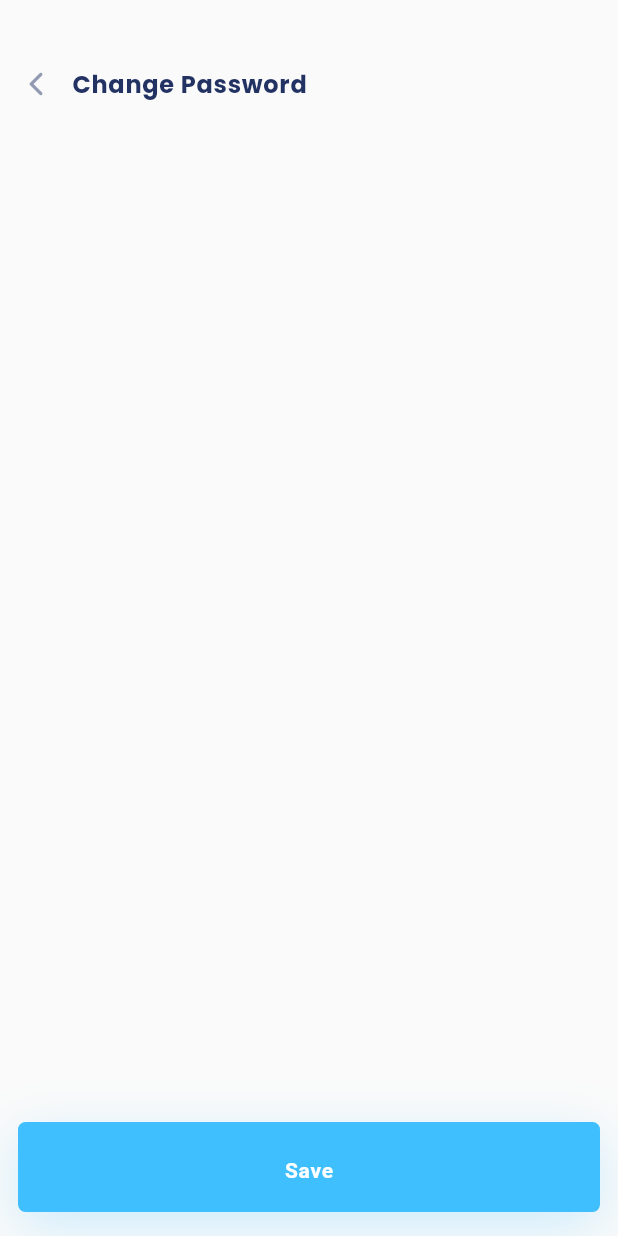
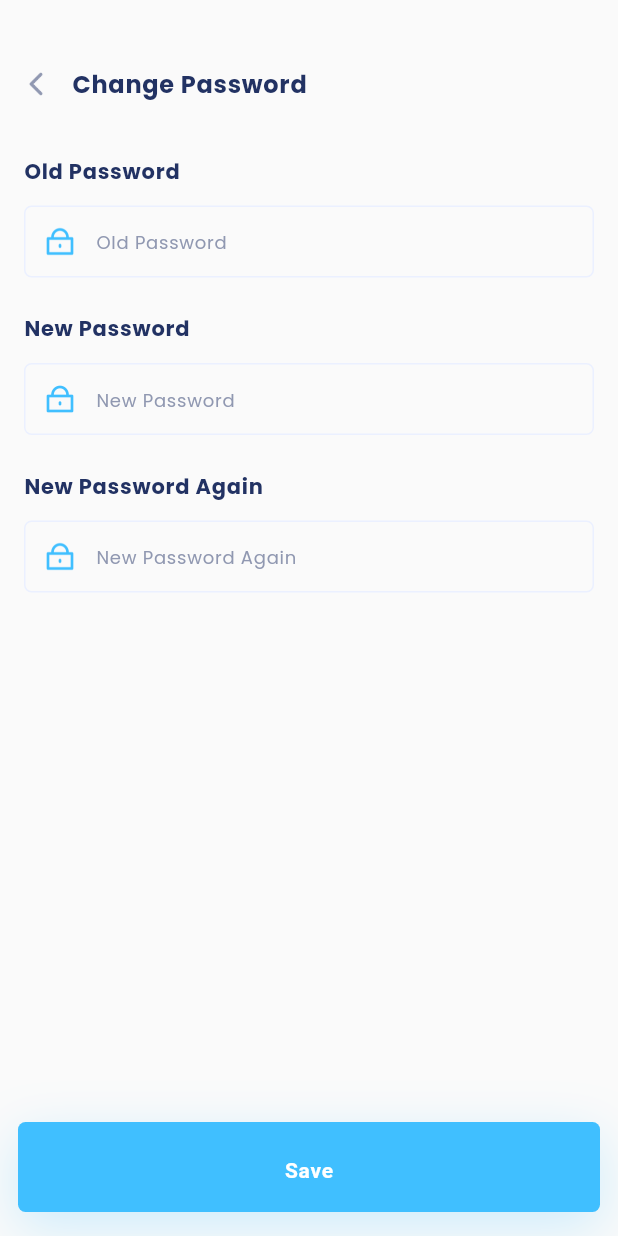
Before and after one commit to Root-J/flutter-eccomerce-template, a Flutter app: the ChangePasswordScreen screen opened directly, on a phone screen of 412 x 824 dp. Run offline on Flutter 3.47's test engine with Material 2 defaults, Android fonts, the light colour scheme and no system bars; our stand-ins replace google_fonts, intl_phone_number_input, shared_preferences, sqflite; accounts and stored records are empty.

Commit message:
change password is done

```diff
--- a/lib/presentation/resources/strings_manager.dart
+++ b/lib/presentation/resources/strings_manager.dart
@@ -36,6 +36,8 @@ class AppStrings {
   // Validation messages
   static const String passwordValidationMessage =
       'Password must be at least 8 Characters';
+  static const String passwordNotMatchingMessage =
+      'Oops! Your Password Is Not Correct';
   static const String requiredValidationMessage = 'Required Field';
   static const String emailValidationMessage = 'Invalid Email';
   static const String phoneValidationMessage = 'Invalid Phone Number';
@@ -84,4 +86,9 @@ class AppStrings {
 
   //Gender Screen
   static const String chooseGender = "Choose Gender";
+
+  //Change Password Screen
+  static const String oldPassword = 'Old Password';
+  static const String newPassword = "New Password";
+  static const String newPasswordAgain = "New Password Again";
 }
--- a/lib/presentation/view/fragments/account_page/profile/change_password_screen.dart
+++ b/lib/presentation/view/fragments/account_page/profile/change_password_screen.dart
@@ -1,6 +1,16 @@
+import 'package:ecommerce_flutter/core/validation/password_validator.dart';
 import 'package:ecommerce_flutter/presentation/resources/strings_manager.dart';
 import 'package:ecommerce_flutter/presentation/view/fragments/account_page/profile/descendants_scaffold.dart';
 import 'package:flutter/material.dart';
+import 'package:shared_preferences/shared_preferences.dart';
+
+import '../../../../../data/profile_data/account_data.dart';
+import '../../../../resources/assets_manager.dart';
+import '../../../../resources/colors_manager.dart';
+import '../../../../resources/decoration_manager.dart';
+import '../../../../resources/routes_manager.dart';
+import '../../../../resources/text_styles_manager.dart';
+import '../../../../resources/values_manager.dart';
 
 class ChangePasswordScreen extends StatefulWidget {
   const ChangePasswordScreen({Key? key}) : super(key: key);
@@ -10,9 +20,150 @@ class ChangePasswordScreen extends StatefulWidget {
 }
 
 class _ChangePasswordScreenState extends State<ChangePasswordScreen> {
+  String? oldPassword;
+  late SharedPreferences prefs;
+
+  TextEditingController passwordController = TextEditingController();
+  TextEditingController newPasswordController = TextEditingController();
+  TextEditingController newPasswordAgainController = TextEditingController();
+  final GlobalKey<FormState> _formKey = GlobalKey<FormState>();
+
+  @override
+  void initState() {
+    super.initState();
+    initial();
+  }
+
+  initial() async {
+    prefs = await SharedPreferences.getInstance();
+    setState(() {
+      oldPassword = prefs.getString(AppStrings.password);
+    });
+  }
+
+  @override
+  void dispose() {
+    super.dispose();
+    passwordController.dispose();
+    newPasswordAgainController.dispose();
+    newPasswordController.dispose();
+  }
+
   @override
   Widget build(BuildContext context) {
     return ProfileDescendantsScaffold(
-        title: AppStrings.changePassword, child: Column(), fabFun: () {});
+        title: AppStrings.changePassword,
+        child: Form(
+          key: _formKey,
+          child: Column(
+            crossAxisAlignment: CrossAxisAlignment.start,
+            children: <PasswordCard>[
+              PasswordCard(
+                passwordController: passwordController,
+                valFunction: (val) {
+                  if (val != oldPassword) {
+                    return AppStrings.passwordNotMatchingMessage;
+                  }
+                  return null;
+                },
+                title: AppStrings.oldPassword,
+              ),
+              PasswordCard(
+                passwordController: newPasswordController,
+                valFunction: (val) {
+                  if (!PasswordValidator().validate(val)) {
+                    return PasswordValidator().getMessage();
+                  }
+                  return null;
+                },
+                title: AppStrings.newPassword,
+              ),
+              PasswordCard(
+                passwordController: newPasswordAgainController,
+                valFunction: (val) {
+                  if (newPasswordController.text != val) {
+                    return AppStrings.passwordNotMatchingMessage;
+                  }
+                  return null;
+                },
+                title: AppStrings.newPasswordAgain,
+              )
+            ],
+          ),
+        ),
+        fabFun: () {
+          if (_formKey.currentState!.validate() &&
+              newPasswordController.text != oldPassword) {
+            SharedPrefs.save(
+                key: AppStrings.password,
+                value: newPasswordAgainController.text);
+            Navigator.pushNamedAndRemoveUntil(
+                context, Routes.accountProfileRoute, (route) => false);
+          }
+        });
   }
 }
+
+class PasswordCard extends StatelessWidget {
+  const PasswordCard({
+    Key? key,
+    required this.passwordController,
+    required this.valFunction,
+    required this.title,
+  }) : super(key: key);
+
+  final TextEditingController passwordController;
+  final String? Function(String?)? valFunction;
+  final String title;
+
+  @override
+  Widget build(BuildContext context) {
+    return Column(
+      crossAxisAlignment: CrossAxisAlignment.start,
+      children: [
+        Text(title,
+            style: const AppTextStyles()
+                .headingH5
+                .copyWith(color: AppColors.neutralDark)),
+        const SizedBox(height: AppMargin.m12),
+        PasswordField(
+            title: title,
+            passwordController: passwordController,
+            valFunction: valFunction),
+        const SizedBox(height: AppMargin.m24),
+      ],
+    );
+  }
+}
+
+class PasswordField extends StatelessWidget {
+  const PasswordField({
+    Key? key,
+    required this.title,
+    required this.passwordController,
+    required this.valFunction,
+  }) : super(key: key);
+
+  final String title;
+  final TextEditingController passwordController;
+  final String? Function(String?)? valFunction;
+
+  @override
+  Widget build(BuildContext context) {
+    return TextFormField(
+      decoration: AppDecoration.formFieldDecoration(title).copyWith(
+          prefixIcon: Image.asset(
+        SystemIcons.passwordIcon,
+        scale: AppSize.s24,
+        color: AppColors.primaryBlue,
+      )),
+      obscureText: true,
+      style: const AppTextStyles()
+          .formTextFill
+          .copyWith(color: AppColors.neutralGrey),
+      controller: passwordController,
+      keyboardType: TextInputType.text,
+      validator: valFunction,
+    );
+  }
+}
--- a/lib/presentation/view/fragments/account_page/profile/email_screen.dart
+++ b/lib/presentation/view/fragments/account_page/profile/email_screen.dart
@@ -38,6 +38,12 @@ class _EmailScreenState extends State<EmailScreen> {
       email = prefs.getString(AppStrings.email);
       emailController.text = email!;
     });
+  }
+
+  @override
+  void dispose() {
+    super.dispose();
+    emailController.dispose();
   }
 
   @override
```
